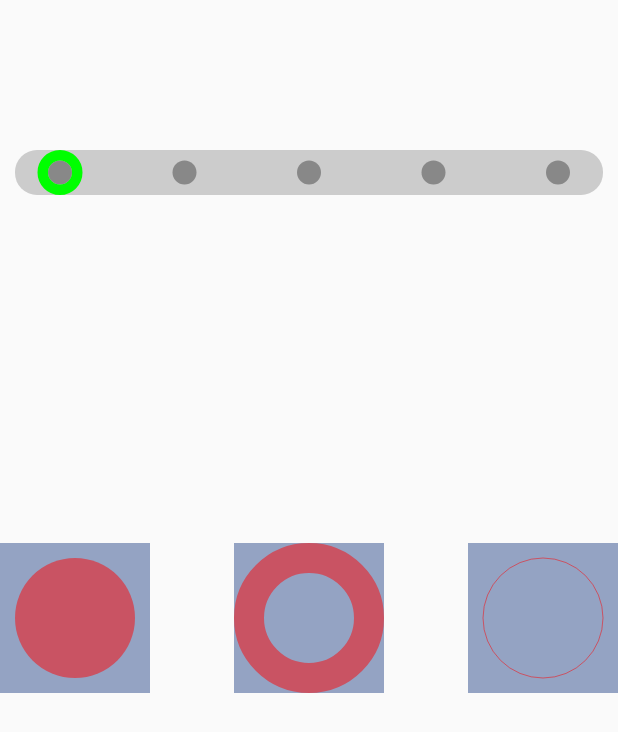
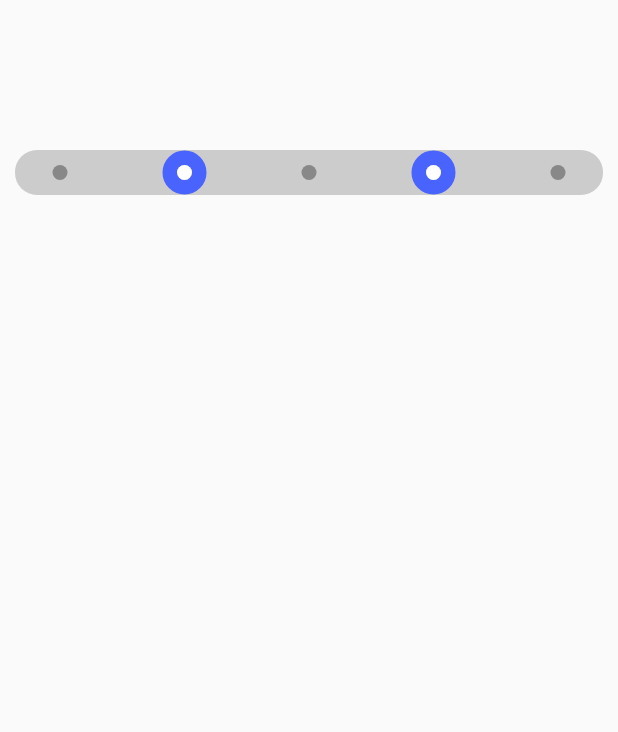
Before and after one commit to yibulaxi/DevNotes, an Android app: the screen it shows after launch (ScrollbarActivity), on a phone screen of 412 x 824 dp. Shown: the top 732 px of the screen. Run offline under Robolectric (Android 15) with nearby library versions, the phone set to English and light mode, and no system bars.

Commit message:
绘制选中锚点

```diff
--- a/app/src/main/java/cn/kk/customview/widget/VocabularyLevelBar.kt
+++ b/app/src/main/java/cn/kk/customview/widget/VocabularyLevelBar.kt
@@ -1,6 +1,5 @@
 package cn.kk.customview.widget
 
-import android.annotation.SuppressLint
 import android.content.Context
 import android.graphics.*
 import android.util.AttributeSet
@@ -14,7 +13,7 @@ import cn.kk.customview.utils.ValueUtil
  * 单词等级拖动条
  * 1. 绘制背景 ok
  * 2. 绘制单词等级锚点 ok
- * 3. 绘制选中区域端点. 默认是一星（第一个）
+ * 3. 绘制选中区域端点. 默认是一星（第一个）ok
  * 4. 绘制选中区域背景
  * 5. 支持拖拽
  * 6. 支持放手后修正
@@ -31,7 +30,7 @@ class VocabularyLevelBar(mContext: Context,val attributeSet: AttributeSet?): Vie
     // 选中的单词等级导航点颜色
     var selectedAnchorColor: Int = Color.WHITE
     // 选中的单词等级端点圆环颜色
-    var selectedAnchorRingColor: Int = Color.GREEN
+    var selectedAnchorRingColor: Int = ResourcesCompat.getColor(mContext.resources,R.color.ting_color,null)
 
     // 画笔
     // 画笔- 背景
@@ -43,6 +42,11 @@ class VocabularyLevelBar(mContext: Context,val attributeSet: AttributeSet?): Vie
     }
     // 画笔- 锚点选中
     val paintAnchorSelected = Paint(Paint.ANTI_ALIAS_FLAG).apply {
+        color = selectedAnchorColor
+        style = Paint.Style.FILL
+    }
+    // 画笔- 锚点选中圆环
+    val paintAnchorRingSelected = Paint(Paint.ANTI_ALIAS_FLAG).apply {
         color = selectedAnchorRingColor
         style = Paint.Style.STROKE
     }
@@ -54,10 +58,10 @@ class VocabularyLevelBar(mContext: Context,val attributeSet: AttributeSet?): Vie
     // 2. 单词等级数量
     val levelCount = 5
     // 3. 单词等级锚点，半径
-    val levelAnchorRadius = ValueUtil.dp2px(8f)
-    // 4. 单词等级区间，头和尾圆环，半径
+    val levelAnchorRadius = ValueUtil.dp2px(5f)
+    // 4. 单词等级区间，头和尾圆环，半径.
     val selectedLevelRingRadius by lazy {
-        height / 2f
+        levelAnchorRadius + (paintAnchorRingSelected.strokeWidth / 2)
     }
     val startLevel = 0
 
@@ -66,10 +70,9 @@ class VocabularyLevelBar(mContext: Context,val attributeSet: AttributeSet?): Vie
 
     init {
 
-
         viewTreeObserver.addOnGlobalLayoutListener {
-            paintAnchorSelected.apply {
-                strokeWidth = selectedLevelRingRadius - levelAnchorRadius
+            paintAnchorRingSelected.apply { // 初始化圆环画笔的宽度
+                strokeWidth = height / 2 - levelAnchorRadius
             }
         }
 
@@ -104,37 +107,27 @@ class VocabularyLevelBar(mContext: Context,val attributeSet: AttributeSet?): Vie
         canvas.drawCircle(anchorFirstP.x, anchorFirstP.y,levelAnchorRadius,paintAnchorNormal)
 
         // 3. 绘制选中区间的端点
-        paintAnchorSelected.strokeWidth = (height / 2f - levelAnchorRadius)
-        paintAnchorSelected.style = Paint.Style.STROKE
-        canvas.drawCircle(anchorFirstP.x, anchorFirstP.y, levelAnchorRadius + (paintAnchorSelected.strokeWidth / 2),paintAnchorSelected)
+        drawSelectAnchor(1,canvas)
+        drawSelectAnchor(3,canvas)
 
     }
 
     /**
-     * 获取绘制圆形的区域
+     * 绘制选中区域锚点
+     * 1. 内部实心圆形：白色
+     * 2. 外部是圆环，蓝色，充满了拖动条高度
+     * 固定的位置
      */
-    private fun getOvalRegion(anchorFirstP: PointF): RectF {
-        val anchorFirstRectF = RectF(
-            anchorFirstP.x - levelAnchorRadius / 2f,
-            anchorFirstP.y - levelAnchorRadius / 2f,
-            anchorFirstP.x + levelAnchorRadius / 2f,
-            anchorFirstP.y + levelAnchorRadius / 2f
-        )
-        return anchorFirstRectF
+    fun drawSelectAnchor(index: Int, canvas: Canvas){
+        val curP = anchorsArray[index]
+        //  绘制圆环
+        canvas.drawCircle(curP!!.x, curP!!.y, selectedLevelRingRadius,paintAnchorRingSelected)
+        // 3-2 重新绘制小圆
+        canvas.drawCircle(curP!!.x, curP!!.y, levelAnchorRadius, paintAnchorSelected)
     }
 
-    private fun getOvalRingRegion(anchorFirstP: PointF): RectF {
-        val diffR = (selectedLevelRingRadius - levelAnchorRadius)
-        val anchorFirstRectF = RectF(
-            anchorFirstP.x - selectedLevelRingRadius + diffR,
-            anchorFirstP.y - selectedLevelRingRadius + diffR,
-            anchorFirstP.x + selectedLevelRingRadius - diffR ,
-            anchorFirstP.y + selectedLevelRingRadius - diffR
-        )
-        return anchorFirstRectF
-    }
 
-    override fun onMeasure(widthMeasureSpec: Int, heightMeasureSpec: Int) {
+    /*override fun onMeasure(widthMeasureSpec: Int, heightMeasureSpec: Int) {
         setMeasuredDimension(measureMyWidth(widthMeasureSpec),measureMyHeight(heightMeasureSpec))
     }
 
@@ -159,6 +152,6 @@ class VocabularyLevelBar(mContext: Context,val attributeSet: AttributeSet?): Vie
             MeasureSpec.EXACTLY -> specWidth
             else -> 0
         }
-    }
+    }*/
 
 }
--- a/app/src/main/res/layout/activity_scrollbar.xml
+++ b/app/src/main/res/layout/activity_scrollbar.xml
@@ -13,25 +13,4 @@
         android:layout_marginRight="10dp"
         android:layout_height="30dp"/>
 
-
-    <cn.kk.elementary.chapter1.BasicCircleRingView
-        android:layout_centerVertical="true"
-        app:fill_type="fill"
-        app:circle_raidus="40dp"
-        android:layout_width="100dp"
-        android:layout_height="100dp"/>
-    <cn.kk.elementary.chapter1.BasicCircleRingView
-        android:layout_centerInParent="true"
-        app:fill_type="stroke"
-        app:stroke_width="20dp"
-        app:circle_raidus="40dp"
-        android:layout_width="100dp"
-        android:layout_height="100dp"/>
-    <cn.kk.elementary.chapter1.BasicCircleRingView
-        android:layout_centerVertical="true"
-        android:layout_alignParentRight="true"
-        app:fill_type="stroke"
-        app:circle_raidus="40dp"
-        android:layout_width="100dp"
-        android:layout_height="100dp"/>
 </RelativeLayout>
--- a/app/src/main/res/values/colors.xml
+++ b/app/src/main/res/values/colors.xml
@@ -3,6 +3,7 @@
     <color name="colorPrimary">#6200EE</color>
     <color name="colorPrimaryDark">#3700B3</color>
     <color name="colorAccent">#03DAC5</color>
+    <color name="ting_color">#4963FF</color>
 
     <color name="grey_e">#eee</color>
     <color name="grey_d">#ddd</color>
```
